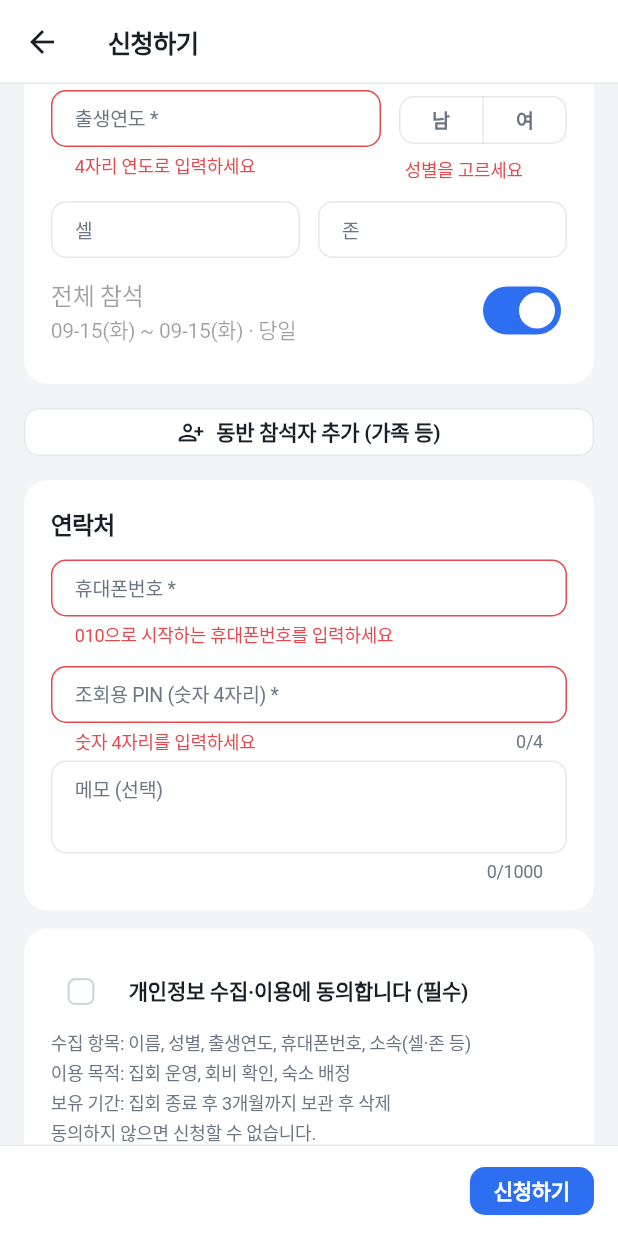
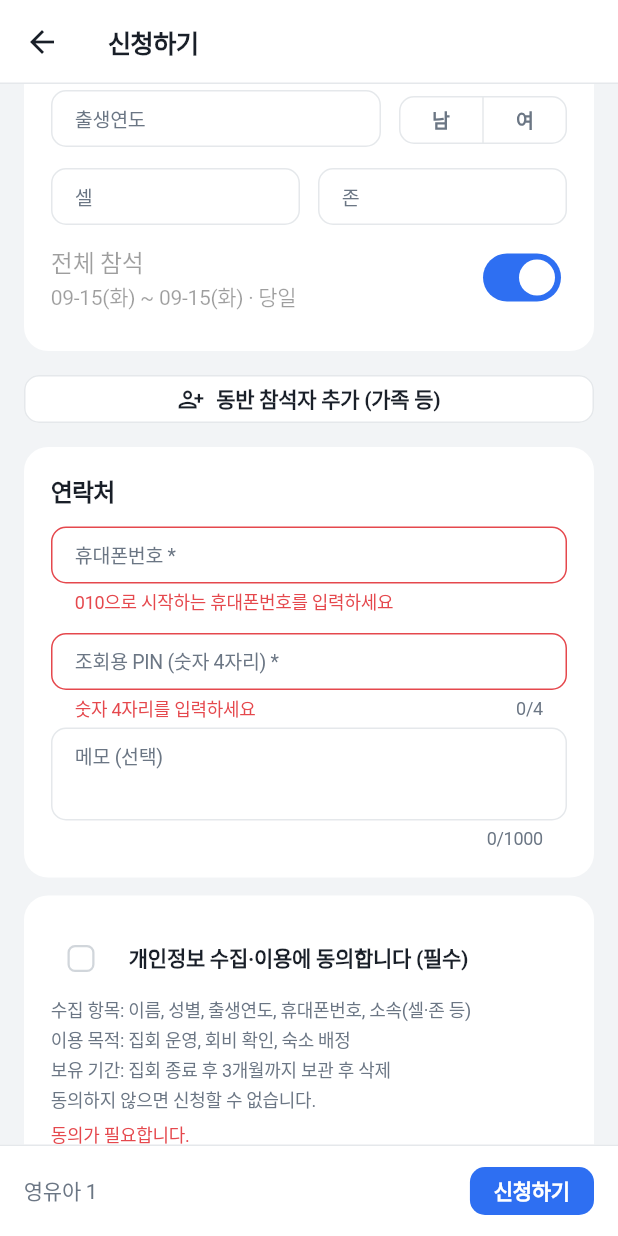
Before and after one commit to yjchae/room-assignment, a Flutter app: the ApplyPage screen opened directly with empty values, scrolled down 168 dp, after a tap on "신청하기", on a phone screen of 412 x 824 dp. Run offline on Flutter 3.47's test engine with Material 3 defaults, Android fonts, the phone set to English and light mode, and no system bars; our stand-ins replace file_picker, supabase_flutter; accounts and stored records are empty; Roboto replaces fonts that are missing (Pretendard).

Commit message:
필수 여부 선택 추가

```diff
--- a/lib/gathering.dart
+++ b/lib/gathering.dart
@@ -262,13 +262,18 @@
     Bank? bank,
     List<String>? formFields,
     List<String>? hiddenFields,
+    List<String>? requiredFields,
     this.open = false,
     this.deadline,
   }) : themes = themes ?? [],
        fee = fee ?? FeeRule(),
        bank = bank ?? Bank(),
        formFields = formFields ?? [],
-       hiddenFields = hiddenFields ?? [];
+       hiddenFields = hiddenFields ?? [],
+       requiredFields = requiredFields ?? [...defaultRequiredFields];
+
+  /// 이 칸이 생기기 전 집회의 필수 항목 (서버 기본값과 같다).
+  static const defaultRequiredFields = ['birthYear', 'gender'];
 
   /// '' = 아직 서버에 저장 안 됨.
   String id;
@@ -288,6 +293,13 @@
 
   /// 신청서에 [field] 칸이 나오는가.
   bool asks(String field) => !hiddenFields.contains(field);
+
+  /// 운영자가 필수로 정한 기본 항목. 신청서에 나오는 칸만 뜻이 있다 ([requires]).
+  /// 선택 항목을 비우면 출생연도는 성인 금액, 성별은 '' = 모름으로 들어간다.
+  List<String> requiredFields;
+
+  /// 신청서에서 [field] 칸을 꼭 채워야 하는가.
+  bool requires(String field) => asks(field) && requiredFields.contains(field);
   bool open;
 
   /// 이 날까지 신청 받는다.
@@ -325,6 +337,7 @@
     'bank': bank.toJson(),
     'form_fields': formFields,
     'hidden_fields': hiddenFields,
+    'required_fields': requiredFields,
     'open': open,
     'deadline': deadline == null ? null : ymd(deadline!),
   };
@@ -344,6 +357,9 @@
     bank: Bank.fromJson(r['bank']),
     formFields: [for (final f in (r['form_fields'] as List? ?? [])) '$f'],
     hiddenFields: [for (final f in (r['hidden_fields'] as List? ?? [])) '$f'],
+    requiredFields: r['required_fields'] is List
+        ? [for (final f in r['required_fields'] as List) '$f']
+        : null,
     open: r['open'] == true,
     deadline: _date(r['deadline']),
   );
--- a/lib/main_public.dart
+++ b/lib/main_public.dart
@@ -330,6 +330,7 @@
         const SizedBox(height: 8),
         for (final line in [
           if (byAge) '나이는 ${g.start.year}년 − 출생연도로 계산합니다.',
+          if (byAge && !g.requires('birthYear')) '출생연도를 비워 두면 성인 금액으로 계산합니다.',
           if (f.fullDiscountPct > 0)
             '전체 참석 금액은 전체 참석 할인 ${f.fullDiscountPct}%가 반영된 금액입니다.',
           '부분 참석 금액은 전체 참석 금액을 넘지 않습니다.',
@@ -403,10 +404,13 @@
     return n == null || n < 1900 || n > DateTime.now().year ? null : n;
   }
 
-  /// 금액 계산·제출용. 출생연도가 아직 없으면 null.
-  /// [askBirth] 가 false(운영자가 출생연도 칸을 뺌)면 0 = 모름.
-  Person? toPerson({String? phone, bool askBirth = true}) {
-    final y = askBirth ? birthYear : 0;
+  /// 금액 계산·제출용. 출생연도가 아직 없거나 틀리면 null.
+  /// 운영자가 출생연도를 안 받거나, 선택 항목인데 비워 두면 0 = 모름(성인 금액).
+  Person? toPerson(Gathering g, {String? phone}) {
+    final skip =
+        !g.asks('birthYear') ||
+        (!g.requires('birthYear') && birth.text.trim().isEmpty);
+    final y = skip ? 0 : birthYear;
     if (y == null) return null;
     String? t(TextEditingController c) =>
         c.text.trim().isEmpty ? null : c.text.trim();
@@ -490,9 +494,7 @@
 
   void _changed() => setState(() {});
 
-  List<Person> get _people => [
-    for (final f in forms) ?f.toPerson(askBirth: g.asks('birthYear')),
-  ];
+  List<Person> get _people => [for (final f in forms) ?f.toPerson(g)];
 
   void _addCompanion() => setState(
     () => forms.add(
@@ -632,13 +634,13 @@
                   controller: f.birth,
                   keyboardType: TextInputType.number,
                   maxLength: 4,
-                  decoration: const InputDecoration(
-                    labelText: '출생연도 *',
+                  decoration: InputDecoration(
+                    labelText: _label('출생연도', 'birthYear'),
                     hintText: '1985',
                     counterText: '',
                   ),
                   validator: (_) =>
-                      f.birthYear == null ? '4자리 연도로 입력하세요' : null,
+                      f.toPerson(g) == null ? '4자리 연도로 입력하세요' : null,
                 ),
               ),
               const SizedBox(width: 12),
@@ -658,7 +660,7 @@
                     onSelectionChanged: (s) =>
                         setState(() => f.gender = s.firstOrNull),
                   ),
-                  if (tried && f.gender == null)
+                  if (tried && f.gender == null && g.requires('gender'))
                     const Padding(
                       padding: EdgeInsets.only(top: 4, left: 4),
                       child: Text(
@@ -691,7 +693,8 @@
                 Expanded(
                   child: TextFormField(
                     controller: f.cell,
-                    decoration: const InputDecoration(labelText: '셀'),
+                    decoration: InputDecoration(labelText: _label('셀', 'cell')),
+                    validator: (v) => _need('cell', v, '셀을 입력하세요'),
                   ),
                 ),
               if (g.asks('cell') && g.asks('zone')) const SizedBox(width: 12),
@@ -699,7 +702,8 @@
                 Expanded(
                   child: TextFormField(
                     controller: f.zone,
-                    decoration: const InputDecoration(labelText: '존'),
+                    decoration: InputDecoration(labelText: _label('존', 'zone')),
+                    validator: (v) => _need('zone', v, '존을 입력하세요'),
                   ),
                 ),
             ],
@@ -729,6 +733,13 @@
       ],
     );
   }
+
+  /// 운영자가 필수로 정한 기본 항목은 이름 뒤에 * 를 붙인다.
+  String _label(String text, String field) =>
+      g.requires(field) ? '$text *' : text;
+
+  String? _need(String field, String? v, String error) =>
+      g.requires(field) && (v ?? '').trim().isEmpty ? error : null;
 
   Widget _schedule(_PersonForm f) {
     final days = g.days;
@@ -813,7 +824,8 @@
       serverError = null;
     });
     final formOk = formKey.currentState!.validate();
-    final genderOk = !g.asks('gender') || forms.every((f) => f.gender != null);
+    final genderOk =
+        !g.requires('gender') || forms.every((f) => f.gender != null);
     final daysOk = forms.every((f) => f.full || f.days!.isNotEmpty);
     if (!formOk || !genderOk || !daysOk || (!editing && !consent)) {
       setState(() => serverError = '빨간 표시된 칸을 확인하세요.');
@@ -822,8 +834,8 @@
     final people = [
       for (final (i, f) in forms.indexed)
         f.toPerson(
+          g,
           phone: i == 0 && !editing ? digitsOnly(phone.text) : null,
-          askBirth: g.asks('birthYear'),
         )!,
     ];
     final q = g.quoteFor(people, appliedAt);
```
Also changed, not shown: lib/screens/gathering_settings.dart (+45 -13 lines), 3 other files.
